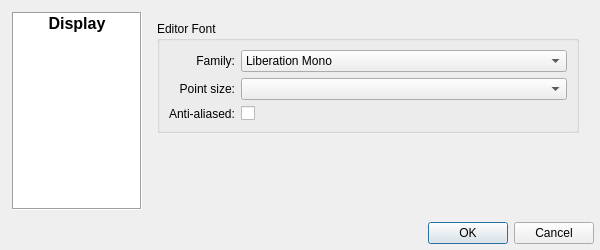
Above: app/dialogglobal.ui from jkdoug/mudder before the change. Below: the same form after it.
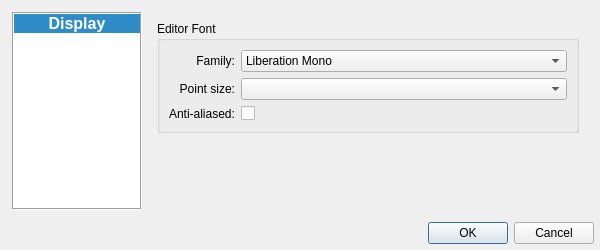
That is the form after the change. Icons and pictures are not drawn.

The edit to the form file:
```diff
--- a/app/dialogglobal.ui
+++ b/app/dialogglobal.ui
@@ -92,7 +92,7 @@
         <bool>true</bool>
        </property>
        <property name="currentRow">
-        <number>-1</number>
+        <number>0</number>
        </property>
        <item>
         <property name="text">
```
